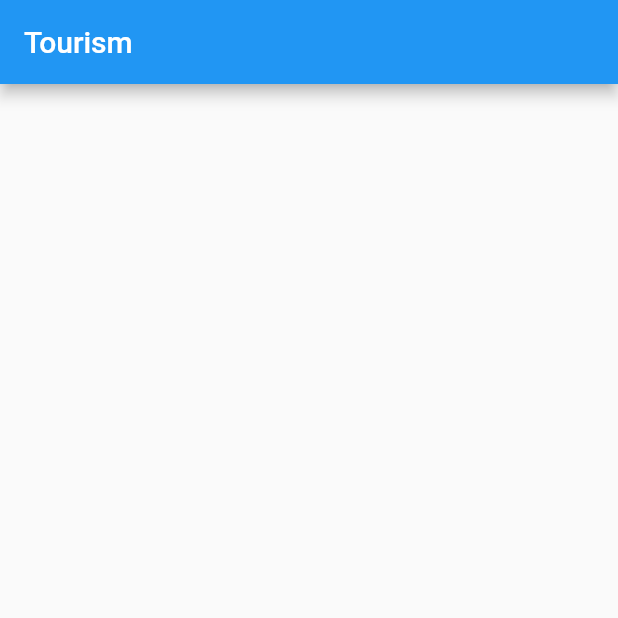
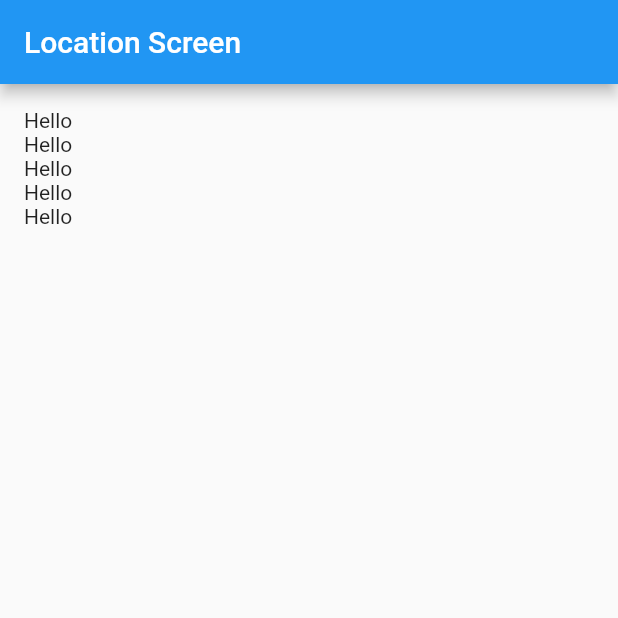
Before and after one commit to huynhtastic/tourism, a Flutter app: the screen it shows after launch, on a phone screen of 412 x 824 dp, the top half of it. Run offline on Flutter 3.47's test engine with Material 2 defaults, Android fonts, the phone set to English and light mode, and no system bars.

Commit message:
Create basic navigation

```diff
--- a/lib/app.dart
+++ b/lib/app.dart
@@ -1,15 +1,13 @@
 import 'package:flutter/material.dart';
+
+import 'routes.dart';
 
 class App extends StatelessWidget {
   @override
   Widget build(BuildContext context) {
     return MaterialApp(
       title: 'Tourism',
-      home: Scaffold(
-        appBar: AppBar(
-          title: Text('Tourism'),
-        ),
-      ),
+      routes: routes,
     );
   }
 }
--- a/lib/main.dart
+++ b/lib/main.dart
@@ -1,6 +1,6 @@
 import 'package:flutter/material.dart';
 
-import './app.dart';
+import 'app.dart';
 
 void main() {
   runApp(App());
--- /dev/null
+++ b/lib/routes.dart
@@ -0,0 +1,7 @@
+import 'screens/location/location.dart';
+import 'screens/location/widgets/detail.dart';
+
+final routes = {
+  Location.routeName: (context) => Location(),
+  Detail.routeName: (context) => Detail(),
+};
--- /dev/null
+++ b/lib/screens/location/location.dart
@@ -0,0 +1,35 @@
+import 'package:flutter/material.dart';
+
+import 'widgets/detail.dart';
+
+class Location extends StatelessWidget {
+  static const routeName = '/';
+
+  @override
+  Widget build(BuildContext context) {
+    return Scaffold(
+      appBar: AppBar(
+        title: Text('Location Screen'),
+      ),
+      body: Padding(
+        padding: EdgeInsets.all(16),
+        child: ListView(
+          children: <Widget>[
+            GestureDetector(
+              child: Text('Hello'),
+              onTap: () => _onLocationTap(context, 1),
+            ),
+            Text('Hello'),
+            Text('Hello'),
+            Text('Hello'),
+            Text('Hello'),
+          ],
+        ),
+      ),
+    );
+  }
+
+  _onLocationTap(BuildContext context, int locationId) =>
+      Navigator.pushNamed(context, Detail.routeName,
+          arguments: DetailScreenArgs(locationId));
+}
--- /dev/null
+++ b/lib/screens/location/widgets/detail.dart
@@ -0,0 +1,23 @@
+import 'package:flutter/material.dart';
+
+class DetailScreenArgs {
+  final int id;
+
+  DetailScreenArgs(this.id);
+}
+
+class Detail extends StatelessWidget {
+  static const routeName = '/detail';
+
+  @override
+  Widget build(BuildContext context) {
+    final DetailScreenArgs args = ModalRoute.of(context).settings.arguments;
+
+    return Scaffold(
+      appBar: AppBar(
+        title: Text('Detail'),
+      ),
+      body: Text(args.id.toString()),
+    );
+  }
+}
```
